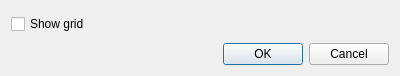
Old version of the form src/Forms/settings.ui in the repository Lorette/Electrosim.
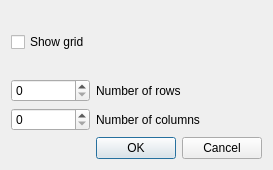
New version of the form.

```diff
--- a/src/Forms/settings.ui
+++ b/src/Forms/settings.ui
@@ -6,14 +6,34 @@
    <rect>
     <x>0</x>
     <y>0</y>
-    <width>400</width>
-    <height>76</height>
+    <width>271</width>
+    <height>170</height>
    </rect>
   </property>
   <property name="windowTitle">
    <string>Settings</string>
   </property>
   <layout class="QGridLayout" name="gridLayout">
+   <item row="4" column="0">
+    <widget class="QSpinBox" name="row_count"/>
+   </item>
+   <item row="4" column="1">
+    <widget class="QLabel" name="label">
+     <property name="text">
+      <string>Number of rows</string>
+     </property>
+    </widget>
+   </item>
+   <item row="5" column="0">
+    <widget class="QSpinBox" name="column_count"/>
+   </item>
+   <item row="5" column="1">
+    <widget class="QLabel" name="label_2">
+     <property name="text">
+      <string>Number of columns</string>
+     </property>
+    </widget>
+   </item>
    <item row="1" column="0">
     <widget class="QCheckBox" name="grid">
      <property name="text">
@@ -22,6 +42,32 @@
     </widget>
    </item>
    <item row="3" column="0">
+    <spacer name="verticalSpacer">
+     <property name="orientation">
+      <enum>Qt::Vertical</enum>
+     </property>
+     <property name="sizeHint" stdset="0">
+      <size>
+       <width>20</width>
+       <height>40</height>
+      </size>
+     </property>
+    </spacer>
+   </item>
+   <item row="0" column="0">
+    <spacer name="verticalSpacer_2">
+     <property name="orientation">
+      <enum>Qt::Vertical</enum>
+     </property>
+     <property name="sizeHint" stdset="0">
+      <size>
+       <width>20</width>
+       <height>40</height>
+      </size>
+     </property>
+    </spacer>
+   </item>
+   <item row="6" column="1">
     <widget class="QDialogButtonBox" name="buttonBox">
      <property name="orientation">
       <enum>Qt::Horizontal</enum>
@@ -31,32 +77,6 @@
      </property>
     </widget>
    </item>
-   <item row="2" column="0">
-    <spacer name="verticalSpacer">
-     <property name="orientation">
-      <enum>Qt::Vertical</enum>
-     </property>
-     <property name="sizeHint" stdset="0">
-      <size>
-       <width>20</width>
-       <height>40</height>
-      </size>
-     </property>
-    </spacer>
-   </item>
-   <item row="0" column="0">
-    <spacer name="verticalSpacer_2">
-     <property name="orientation">
-      <enum>Qt::Vertical</enum>
-     </property>
-     <property name="sizeHint" stdset="0">
-      <size>
-       <width>20</width>
-       <height>40</height>
-      </size>
-     </property>
-    </spacer>
-   </item>
   </layout>
  </widget>
  <resources/>
```
